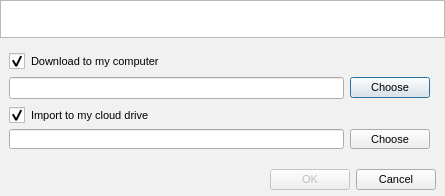
meganz/MEGAsync, file src/MEGASync/gui/linux/ImportMegaLinksDialog.ui: the form before one commit.
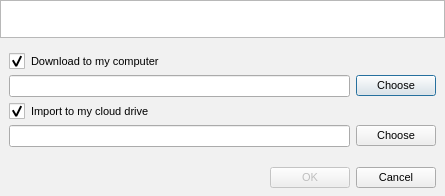
The form after the commit.

The edit to the form file:
```diff
--- a/src/MEGASync/gui/linux/ImportMegaLinksDialog.ui
+++ b/src/MEGASync/gui/linux/ImportMegaLinksDialog.ui
@@ -140,7 +140,13 @@
         <property name="minimumSize">
          <size>
           <width>0</width>
-          <height>26</height>
+          <height>22</height>
+         </size>
+        </property>
+        <property name="maximumSize">
+         <size>
+          <width>16777215</width>
+          <height>22</height>
          </size>
         </property>
         <layout class="QHBoxLayout" name="horizontalLayout">
@@ -154,7 +160,7 @@
           <number>0</number>
          </property>
          <property name="rightMargin">
-          <number>6</number>
+          <number>0</number>
          </property>
          <property name="bottomMargin">
           <number>0</number>
@@ -221,7 +227,7 @@
         <property name="minimumSize">
          <size>
           <width>0</width>
-          <height>26</height>
+          <height>0</height>
          </size>
         </property>
         <layout class="QHBoxLayout" name="horizontalLayout_2">
@@ -235,7 +241,7 @@
           <number>0</number>
          </property>
          <property name="rightMargin">
-          <number>6</number>
+          <number>0</number>
          </property>
          <property name="bottomMargin">
           <number>6</number>
```
Left out of the diff: 2 changed lines with no effect on the pictures.
